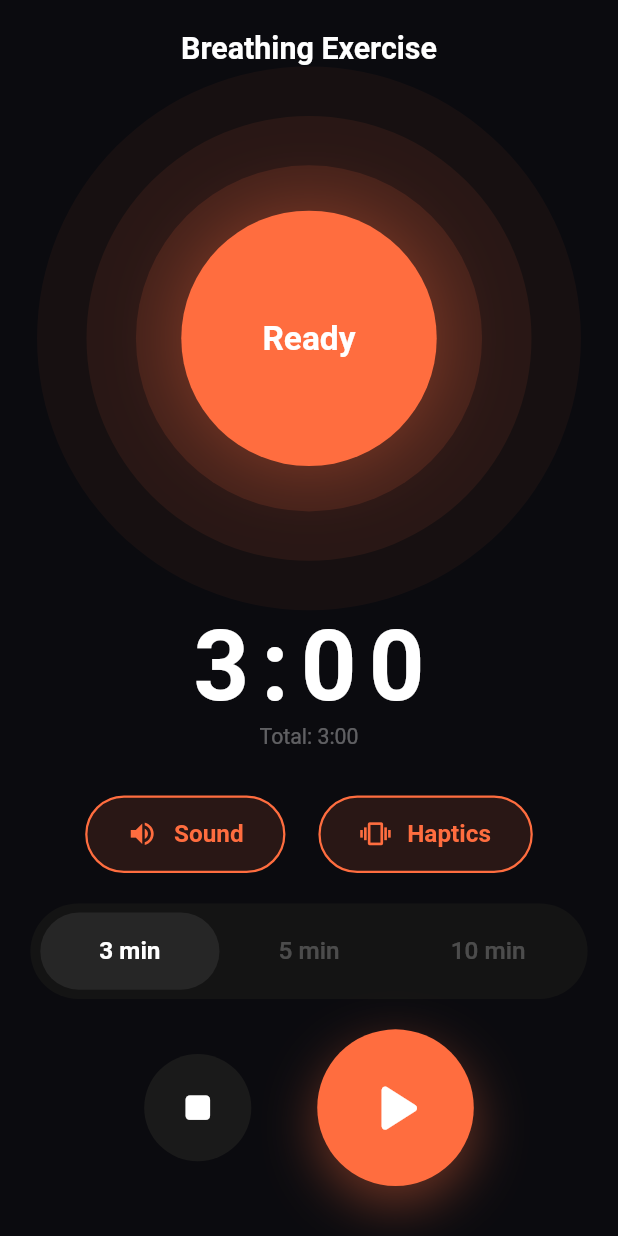
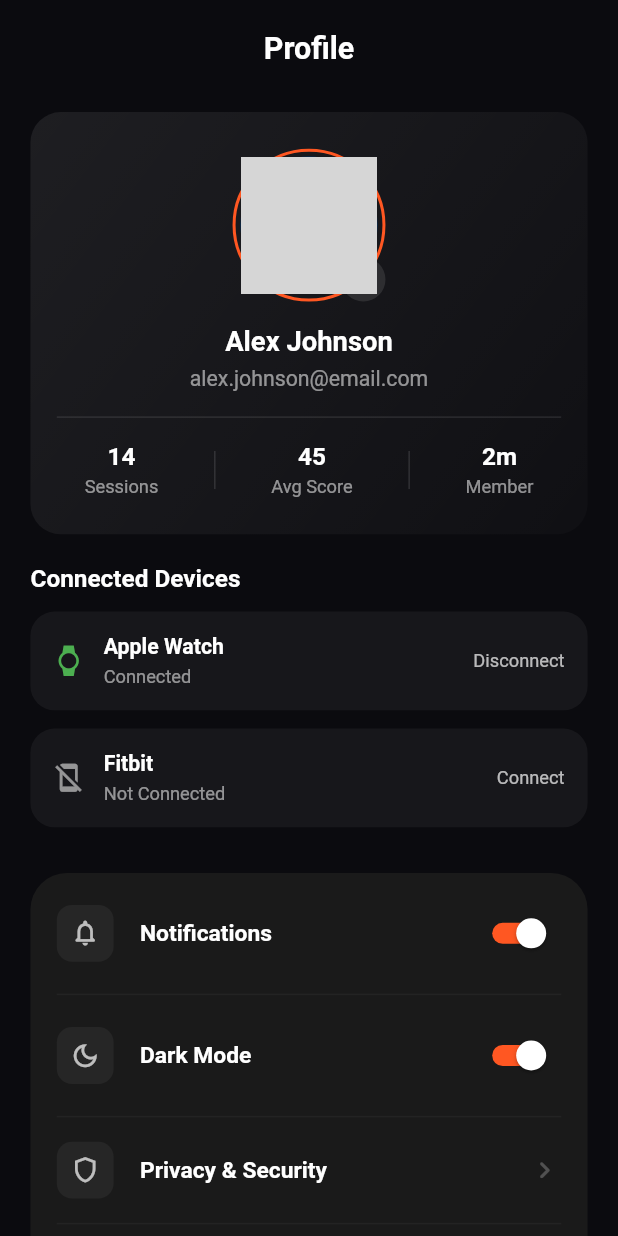
Before and after one commit to byteAnik/stress_detection_app, a Flutter app: the screen it shows after launch, on a phone screen of 412 x 824 dp. Run offline on Flutter 3.47's test engine with Material 3 defaults, Android fonts, the phone set to English and light mode, and no system bars; drawn by our look-alikes of auto_animated; our stand-ins replace audioplayers, connectivity_plus, device_info_plus, dio, fl_chart, flutter_screenutil and 11 more; missing offline and left inert: dotlottie_loader; network calls fail; grey boxes are pictures that could not be loaded.

Commit message:
i have complete profile screen ui

```diff
--- /dev/null
+++ b/lib/features/profile/presentation/profile_screen.dart
@@ -0,0 +1,342 @@
+import 'package:flutter/material.dart';
+import 'package:flutter_screenutil/flutter_screenutil.dart';
+import 'package:stress_detection_app/constants/app_colors.dart';
+import 'package:stress_detection_app/helpers/ui_helpers.dart';
+
+class ProfileScreen extends StatelessWidget {
+  const ProfileScreen({super.key});
+
+  @override
+  Widget build(BuildContext context) {
+    // Dummy List for Settings
+    final List<Map<String, dynamic>> settingsData = [
+      {
+        "icon": Icons.notifications_none_rounded,
+        "title": "Notifications",
+        "isSwitch": true,
+        "switchValue": true,
+      },
+      {
+        "icon": Icons.dark_mode_outlined,
+        "title": "Dark Mode",
+        "isSwitch": true,
+        "switchValue": true,
+      },
+      {"icon": Icons.shield_outlined, "title": "Privacy & Security"},
+      {"icon": Icons.file_download_outlined, "title": "Data Export"},
+      {
+        "icon": Icons.science_outlined,
+        "title": "Research Mode",
+        "iconColor": Colors.deepOrange,
+      },
+      {"icon": Icons.info_outline_rounded, "title": "About StressAI"},
+      {"icon": Icons.help_outline_rounded, "title": "Help & Support"},
+    ];
+
+    return Scaffold(
+      backgroundColor: AppColors.c0B0B0F,
+      body: SafeArea(
+        child: Padding(
+          padding: EdgeInsets.symmetric(
+            horizontal: UIHelper.kDefaulutPadding(),
+          ),
+          child: SingleChildScrollView(
+            child: Column(
+              crossAxisAlignment: CrossAxisAlignment.start,
+              children: [
+                UIHelper.verticalSpace(20.h),
+
+                /// Title
+                Center(
+                  child: Text(
+                    "Profile",
+                    style: TextStyle(
+                      color: Colors.white,
+                      fontSize: 20.sp,
+                      fontWeight: FontWeight.w600,
+                    ),
+                  ),
+                ),
+
+                UIHelper.verticalSpace(30.h),
+
+                /// Profile Card
+                Container(
+                  padding: EdgeInsets.symmetric(
+                    vertical: 24.h,
+                    horizontal: 16.w,
+                  ),
+                  decoration: BoxDecoration(
+                    borderRadius: BorderRadius.circular(20.r),
+                    gradient: LinearGradient(
+                      colors: [
+                        Colors.white.withOpacity(0.08),
+                        Colors.white.withOpacity(0.02),
+                      ],
+                      begin: Alignment.topLeft,
+                      end: Alignment.bottomRight,
+                    ),
+                  ),
+                  child: Column(
+                    children: [
+                      /// Avatar + Edit
+                      Stack(
+                        children: [
+                          Container(
+                            padding: EdgeInsets.all(3.w),
+                            decoration: BoxDecoration(
+                              shape: BoxShape.circle,
+                              border: Border.all(
+                                color: Colors.deepOrange,
+                                width: 2,
+                              ),
+                            ),
+                            child: CircleAvatar(
+                              radius: 45.r,
+                              backgroundImage: const NetworkImage(
+                                "https://i.pravatar.cc/150?img=3",
+                              ),
+                            ),
+                          ),
+                          Positioned(
+                            right: 0,
+                            bottom: 0,
+                            child: Container(
+                              padding: EdgeInsets.all(6.w),
+                              decoration: BoxDecoration(
+                                shape: BoxShape.circle,
+                                color: Colors.white10,
+                              ),
+                              child: Icon(
+                                Icons.edit,
+                                color: Colors.white,
+                                size: 16.sp,
+                              ),
+                            ),
+                          ),
+                        ],
+                      ),
+
+                      UIHelper.verticalSpace(16.h),
+
+                      /// Name
+                      Text(
+                        "Alex Johnson",
+                        style: TextStyle(
+                          color: Colors.white,
+                          fontSize: 18.sp,
+                          fontWeight: FontWeight.bold,
+                        ),
+                      ),
+
+                      UIHelper.verticalSpace(6.h),
+
+                      /// Email
+                      Text(
+                        "alex.johnson@email.com",
+                        style: TextStyle(
+                          color: Colors.white54,
+                          fontSize: 14.sp,
+                        ),
+                      ),
+
+                      UIHelper.verticalSpace(16.h),
+
+                      /// Divider
+                      Container(height: 1, color: Colors.white10),
+
+                      UIHelper.verticalSpace(16.h),
+
+                      /// Stats Row
+                      Row(
+                        mainAxisAlignment: MainAxisAlignment.spaceAround,
+                        children: [
+                          _buildStatColumn('14', 'Sessions'),
+                          _buildVerticalDivider(),
+                          _buildStatColumn('45', 'Avg Score'),
+                          _buildVerticalDivider(),
+                          _buildStatColumn('2m', 'Member'),
+                        ],
+                      ),
+                    ],
+                  ),
+                ),
+
+                UIHelper.verticalSpace(20.h),
+                Text(
+                  'Connected Devices',
+                  style: TextStyle(
+                    color: Colors.white,
+                    fontSize: 16.sp,
+                    fontWeight: FontWeight.w600,
+                  ),
+                ),
+                UIHelper.verticalSpace(12.h),
+                _buildDeviceTile(
+                  icon: Icons.watch,
+                  title: "Apple Watch",
+                  status: "Connected",
+                  actionText: "Disconnect",
+                  iconColor: Colors.green,
+                ),
+                UIHelper.verticalSpace(12.h),
+                _buildDeviceTile(
+                  icon: Icons.mobile_off_outlined,
+                  title: "Fitbit",
+                  status: "Not Connected",
+                  actionText: "Connect",
+                  iconColor: Colors.white54,
+                ),
+
+                UIHelper.verticalSpace(30.h),
+
+                // --- Settings Section (ListView.builder with inlined logic) ---
+                Container(
+                  width: double.infinity,
+                  decoration: BoxDecoration(
+                    borderRadius: BorderRadius.circular(24.r),
+                    color: const Color(0xFF1A1A1A),
+                  ),
+                  child: ListView.separated(
+                    shrinkWrap: true,
+                    physics: const NeverScrollableScrollPhysics(),
+                    itemCount: settingsData.length,
+                    separatorBuilder:
+                        (context, index) => Padding(
+                          padding: EdgeInsets.symmetric(horizontal: 16.w),
+                          child: Container(
+                            height: 1,
+                            width: double.infinity,
+                            color: Colors.white.withOpacity(0.04),
+                          ),
+                        ),
+                    itemBuilder: (context, index) {
+                      final item = settingsData[index];
+                      final bool isSwitch = item["isSwitch"] ?? false;
+                      final bool switchValue = item["switchValue"] ?? false;
+                      final Color? iconColor = item["iconColor"];
+
+                      return Container(
+                        padding: EdgeInsets.symmetric(
+                          horizontal: 16.w,
+                          vertical: 16.h,
+                        ),
+                        child: Row(
+                          children: [
+                            Container(
+                              padding: EdgeInsets.all(8.w),
+                              decoration: BoxDecoration(
+                                color: Colors.white.withOpacity(0.05),
+                                borderRadius: BorderRadius.circular(10.r),
+                              ),
+                              child: Icon(
+                                item["icon"],
+                                color: iconColor ?? Colors.white70,
+                                size: 20.sp,
+                              ),
+                            ),
+                            UIHelper.horizontalSpace(16.w),
+                            Text(
+                              item["title"],
+                              style: TextStyle(
+                                color: Colors.white,
+                                fontSize: 15.sp,
+                                fontWeight: FontWeight.w600,
+                              ),
+                            ),
+                            const Spacer(),
+                            if (isSwitch)
+                              Switch(
+                                value: switchValue,
+                                onChanged: (v) {},
+                                activeColor: Colors.white,
+                                activeTrackColor: Colors.deepOrange,
+                              )
+                            else
+                              Icon(
+                                Icons.chevron_right_rounded,
+                                color: Colors.white24,
+                                size: 22.sp,
+                              ),
+                          ],
+                        ),
+                      );
+                    },
+                  ),
+                ),
+                UIHelper.verticalSpace(40.h),
+              ],
+            ),
+          ),
+        ),
+      ),
+    );
+  }
+
+  Widget _buildStatColumn(String value, String label) {
+    return Column(
+      children: [
+        Text(
+          value,
+          style: TextStyle(
+            color: Colors.white,
+            fontSize: 16.sp,
+            fontWeight: FontWeight.w600,
+          ),
+        ),
+        UIHelper.verticalSpace(4.h),
+        Text(label, style: TextStyle(color: Colors.white54, fontSize: 12.sp)),
+      ],
+    );
+  }
+
+  Widget _buildDeviceTile({
+    required IconData icon,
+    required String title,
+    required String status,
+    required String actionText,
+    required Color iconColor,
+  }) {
+    return Container(
+      padding: EdgeInsets.all(14.w),
+      decoration: BoxDecoration(
+        borderRadius: BorderRadius.circular(16.r),
+        color: Colors.white.withOpacity(0.05),
+      ),
+      child: Row(
+        children: [
+          Icon(icon, color: iconColor, size: 20.sp),
+          UIHelper.horizontalSpace(12.w),
+          Expanded(
+            child: Column(
+              crossAxisAlignment: CrossAxisAlignment.start,
+              children: [
+                Text(
+                  title,
+                  style: TextStyle(
+                    color: Colors.white,
+                    fontSize: 14.sp,
+                    fontWeight: FontWeight.w600,
+                  ),
+                ),
+                UIHelper.verticalSpace(4.h),
+                Text(
+                  status,
+                  style: TextStyle(color: Colors.white54, fontSize: 12.sp),
+                ),
+              ],
+            ),
+          ),
+          Text(
+            actionText,
+            style: TextStyle(color: Colors.white70, fontSize: 12.sp),
+          ),
+        ],
+      ),
+    );
+  }
+
+  Widget _buildVerticalDivider() {
+    return Container(width: 1, height: 25.h, color: Colors.white12);
+  }
+}
--- a/lib/main.dart
+++ b/lib/main.dart
@@ -8,6 +8,7 @@ import 'package:stress_detection_app/constants/app_colors.dart';
 import 'package:stress_detection_app/constants/custome_theme.dart';
 import 'package:stress_detection_app/features/analytics/presentation/analytics_screen.dart';
 import 'package:stress_detection_app/features/breathing/presentation/breathing_screen.dart';
+import 'package:stress_detection_app/features/profile/presentation/profile_screen.dart';
 import 'package:stress_detection_app/helpers/di.dart';
 import 'package:stress_detection_app/helpers/helper_methods.dart';
 import 'package:stress_detection_app/helpers/navigation_service.dart';
@@ -76,7 +77,7 @@ class UtillScreenMobile extends StatelessWidget {
             return MediaQuery(data: MediaQuery.of(context), child: widget!);
           },
           navigatorKey: NavigationService.navigatorKey,
-          home: BreathingScreen(),
+          home: ProfileScreen(),
         );
       },
     );
```
